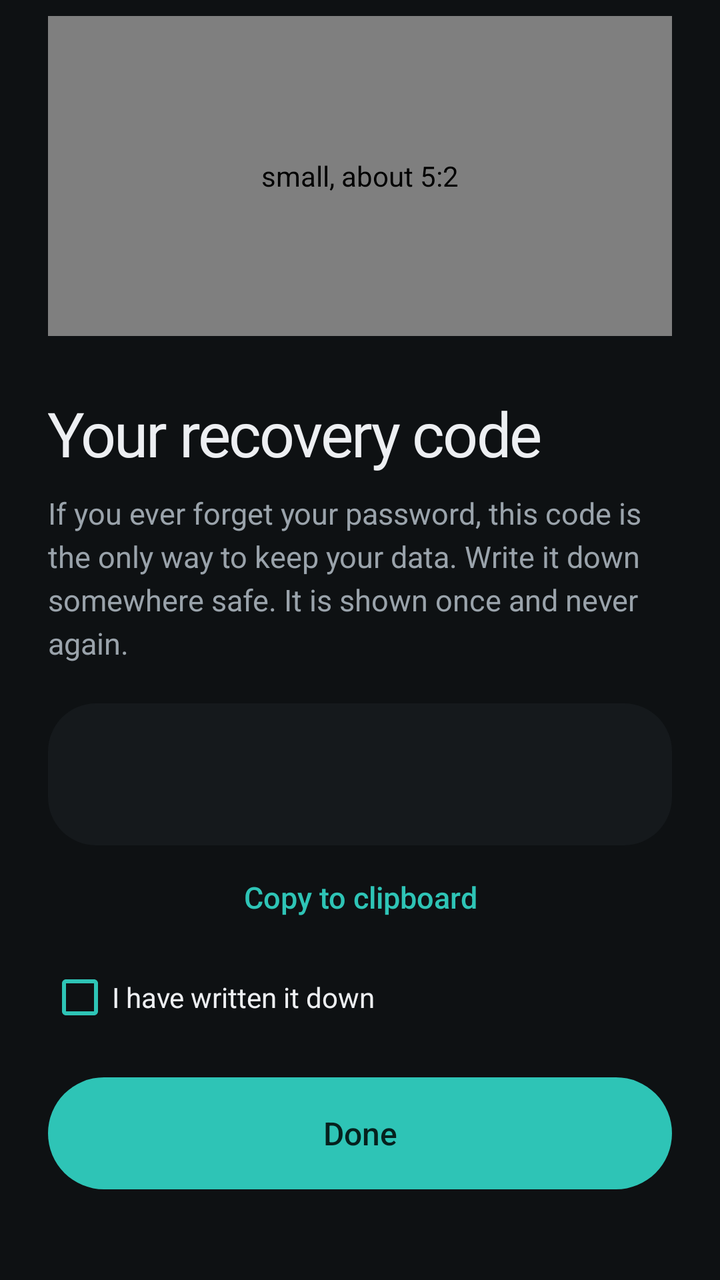
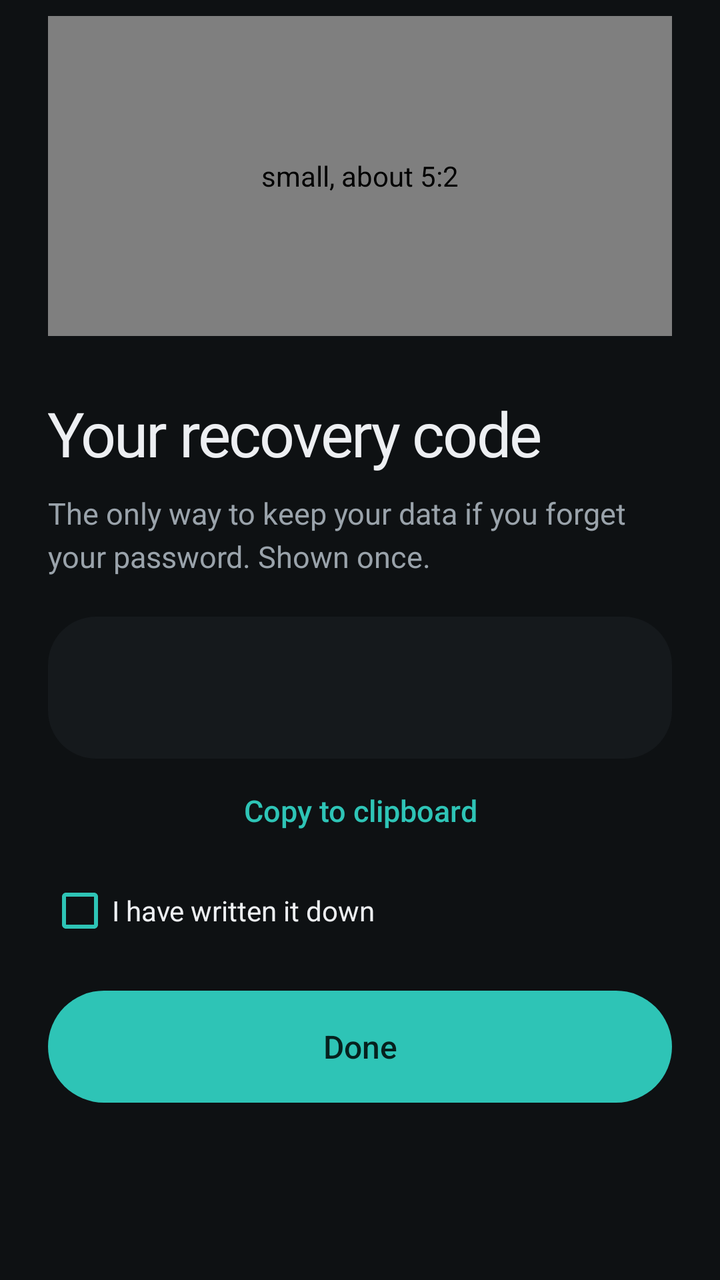

An Android layout rendered at two revisions. The XML below is the earlier revision; the diff shows what the commit changed to produce the second picture.
<!-- AndroidManifest.xml: application theme Theme.Planj -->
<!-- res/layout/screen_recovery.xml -->
<?xml version="1.0" encoding="utf-8"?>
<LinearLayout xmlns:android="http://schemas.android.com/apk/res/android"
    android:layout_width="match_parent"
    android:layout_height="wrap_content"
    android:orientation="vertical"
    android:paddingHorizontal="24dp"
    android:paddingTop="8dp"
    android:paddingBottom="32dp">

        <com.planj.phone.Illustration
            style="@style/Auth.Illustration"
            android:layout_height="160dp"
            android:contentDescription="small, about 5:2"
            android:tag="recovery" />

        <TextView style="@style/Auth.Title" android:text="Your recovery code" />
        <TextView android:id="@+id/blurb" style="@style/Auth.Blurb" android:text="If you ever forget your password, this code is the only way to keep your data. Write it down somewhere safe. It is shown once and never again." />
        <TextView
            android:id="@+id/code"
            android:layout_width="match_parent"
            android:layout_height="wrap_content"
            android:layout_marginTop="20dp"
            android:background="@drawable/card_bg"
            android:fontFamily="monospace"
            android:gravity="center"
            android:letterSpacing="0.1"
            android:paddingVertical="22dp"
            android:textColor="@color/text"
            android:textSize="20sp" />
        <Button android:id="@+id/btn_copy" style="@style/Auth.Link" android:layout_gravity="center_horizontal" android:layout_marginTop="6dp" android:text="Copy to clipboard" />
        <CheckBox
            android:id="@+id/saved"
            android:layout_width="wrap_content"
            android:layout_height="wrap_content"
            android:layout_marginTop="14dp"
            android:buttonTint="@color/accent"
            android:text="I have written it down"
            android:textColor="@color/text"
            android:textSize="14sp" />
        <FrameLayout
            android:layout_width="match_parent"
            android:layout_height="wrap_content">
            <Button android:id="@+id/btn_submit" style="@style/Auth.Primary" android:text="Done" />
            <ProgressBar android:id="@+id/progress" android:layout_width="22dp" android:layout_height="22dp" android:layout_gravity="center" android:layout_marginTop="20dp" android:indeterminateTint="@color/on_accent" android:visibility="gone" />
        </FrameLayout>
        <TextView android:layout_width="match_parent" android:layout_height="wrap_content" android:layout_marginTop="12dp" android:lineSpacingExtra="3dp" android:text="planj cannot recover this code for you. Without it, a forgotten password means starting your record over." android:textColor="@color/warn" android:textSize="12sp" />
</LinearLayout>
<!-- resources referenced by this layout -->
<resources>
  <color name="accent">#2EC4B6</color>
  <color name="on_accent">#06211E</color>
  <color name="text">#EDEFF2</color>
  <color name="warn">#E3B341</color>
  <!-- drawable card_bg (drawable) -->
  <?xml version="1.0" encoding="utf-8"?>
  <shape xmlns:android="http://schemas.android.com/apk/res/android" android:shape="rectangle">
      <solid android:color="@color/surface" />
      <corners android:radius="24dp" />
  </shape>
  <style name="Auth.Blurb" parent="Body">
          <item name="android:layout_marginTop">10dp</item>
      </style>
  <style name="Auth.Illustration" parent="">
          <item name="android:layout_width">match_parent</item>
          <item name="android:layout_height">200dp</item>
          <item name="android:layout_marginBottom">24dp</item>
      </style>
  <style name="Auth.Link" parent="android:Widget.Material.Button.Borderless">
          <item name="android:layout_width">wrap_content</item>
          <item name="android:layout_height">wrap_content</item>
          <item name="android:background">@drawable/btn_text</item>
          <item name="android:fontFamily">sans-serif-medium</item>
          <item name="android:minHeight">40dp</item>
          <item name="android:paddingHorizontal">8dp</item>
          <item name="android:textAllCaps">false</item>
          <item name="android:textColor">@color/accent</item>
          <item name="android:textSize">15sp</item>
      </style>
  <style name="Auth.Primary" parent="Pill.Primary">
          <item name="android:layout_marginTop">24dp</item>
      </style>
  <style name="Auth.Title" parent="Display.L">
          <item name="android:layout_marginTop">8dp</item>
      </style>
  <color name="surface">#15191C</color>
  <style name="Body" parent="">
          <item name="android:layout_width">match_parent</item>
          <item name="android:layout_height">wrap_content</item>
          <item name="android:lineSpacingExtra">4dp</item>
          <item name="android:textColor">@color/muted</item>
          <item name="android:textSize">15sp</item>
      </style>
  <!-- drawable btn_text (drawable) -->
  <?xml version="1.0" encoding="utf-8"?>
  <ripple xmlns:android="http://schemas.android.com/apk/res/android" android:color="@color/ripple">
      <item>
          <shape android:shape="rectangle">
              <solid android:color="#00000000" />
              <corners android:radius="999dp" />
          </shape>
      </item>
  </ripple>
  <style name="Pill.Primary">
          <item name="android:background">@drawable/btn_primary</item>
          <item name="android:textColor">@color/on_accent</item>
      </style>
  <style name="Display.L">
          <item name="android:textSize">31sp</item>
      </style>
  <color name="bg">#0E1113</color>
  <color name="muted">#9AA3AB</color>
  <style name="PageTransitions" parent="@android:style/Animation.Activity">
          <item name="android:activityOpenEnterAnimation">@anim/slide_in_right</item>
          <item name="android:activityOpenExitAnimation">@anim/slide_out_left</item>
          <item name="android:activityCloseEnterAnimation">@anim/slide_in_left</item>
          <item name="android:activityCloseExitAnimation">@anim/slide_out_right</item>
      </style>
  <!-- drawable splash_pj_animated (drawable) -->
  <?xml version="1.0" encoding="utf-8"?>
  <animated-vector xmlns:android="http://schemas.android.com/apk/res/android" android:drawable="@drawable/splash_pj">
      <target android:name="letters" android:animation="@animator/pj_letters_in" />
      <target android:name="lean" android:animation="@animator/pj_lean_in" />
      <target android:name="tail" android:animation="@animator/pj_swash_draw" />
      <target android:name="dotGroup" android:animation="@animator/pj_dot_drop" />
      <target android:name="dot" android:animation="@animator/pj_dot_show" />
  </animated-vector>
  <color name="ripple">#22FFFFFF</color>
  <color name="accent_dim">#1F5F5A</color>
  <!-- unchanged entries left out for length: 3 -->
</resources>

<!-- the commit's change to res/layout/screen_recovery.xml (unified diff, before → after) -->
@@ -14,7 +14,7 @@
             android:tag="recovery" />
 
         <TextView style="@style/Auth.Title" android:text="Your recovery code" />
-        <TextView android:id="@+id/blurb" style="@style/Auth.Blurb" android:text="If you ever forget your password, this code is the only way to keep your data. Write it down somewhere safe. It is shown once and never again." />
+        <TextView android:id="@+id/blurb" style="@style/Auth.Blurb" android:text="The only way to keep your data if you forget your password. Shown once." />
         <TextView
             android:id="@+id/code"
             android:layout_width="match_parent"
@@ -43,5 +43,4 @@
             <Button android:id="@+id/btn_submit" style="@style/Auth.Primary" android:text="Done" />
             <ProgressBar android:id="@+id/progress" android:layout_width="22dp" android:layout_height="22dp" android:layout_gravity="center" android:layout_marginTop="20dp" android:indeterminateTint="@color/on_accent" android:visibility="gone" />
         </FrameLayout>
-        <TextView android:layout_width="match_parent" android:layout_height="wrap_content" android:layout_marginTop="12dp" android:lineSpacingExtra="3dp" android:text="planj cannot recover this code for you. Without it, a forgotten password means starting your record over." android:textColor="@color/warn" android:textSize="12sp" />
 </LinearLayout>
<!-- resource entries referenced after the edit -->
@@ -3,7 +3,6 @@
   <color name="accent">#2EC4B6</color>
   <color name="on_accent">#06211E</color>
   <color name="text">#EDEFF2</color>
-  <color name="warn">#E3B341</color>
   <!-- drawable card_bg (drawable) -->
   <?xml version="1.0" encoding="utf-8"?>
   <shape xmlns:android="http://schemas.android.com/apk/res/android" android:shape="rectangle">
